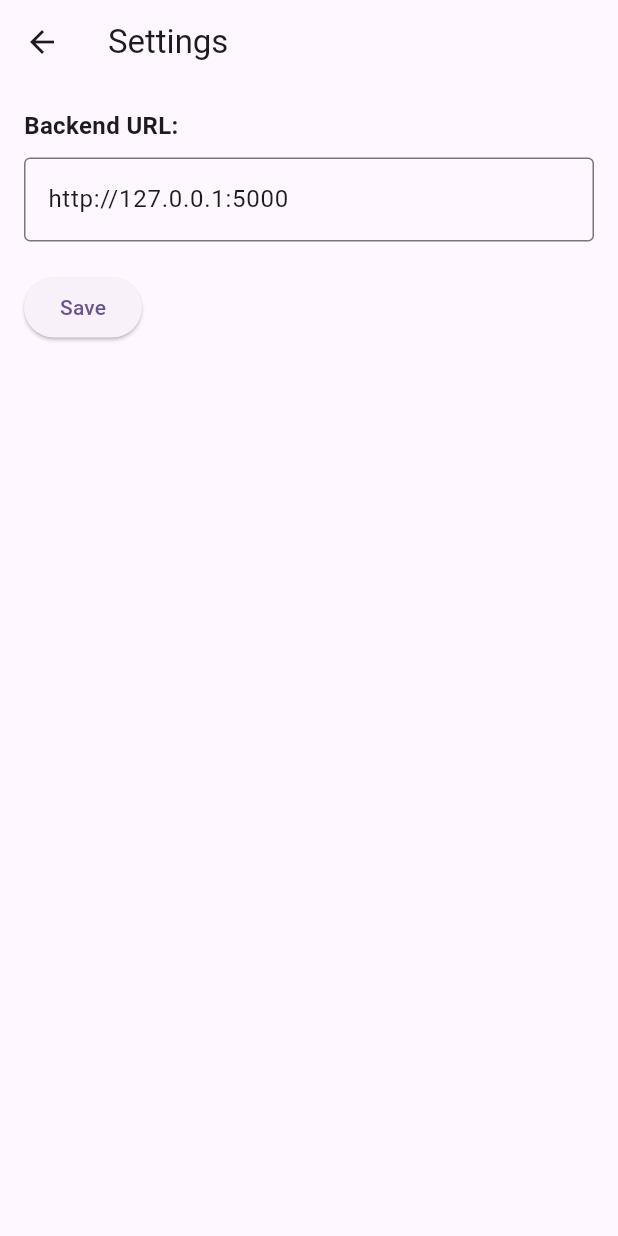
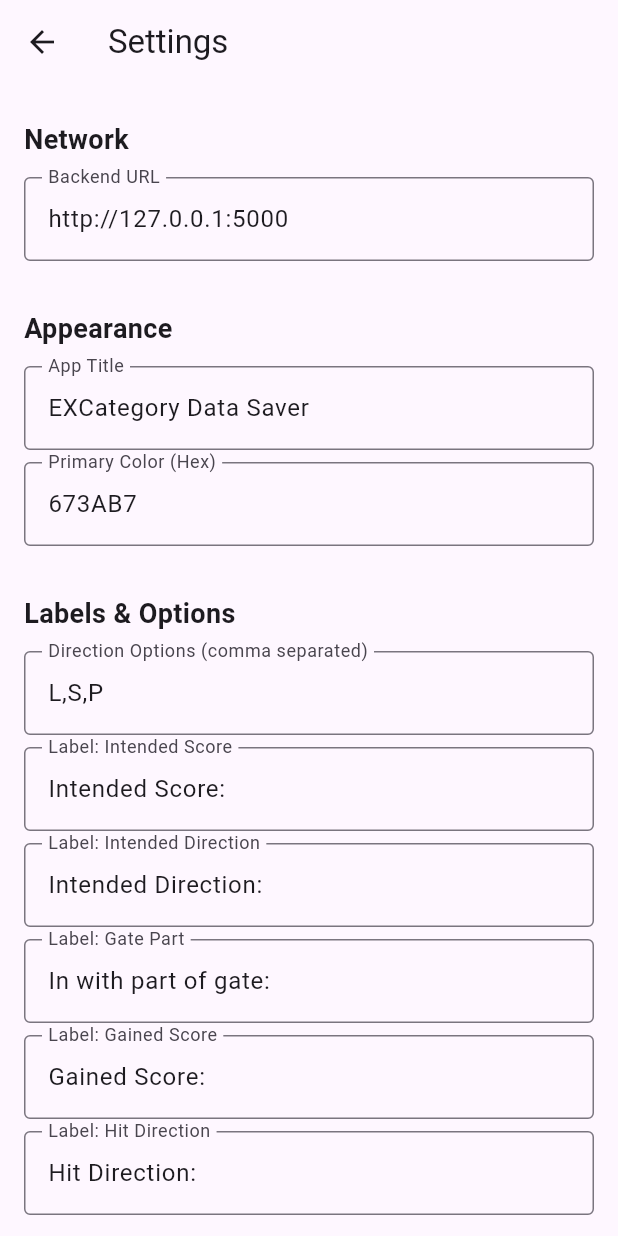
Before and after one commit to Thechopsee/exdata_collector, a Flutter app: the SettingsScreen screen opened directly, on a phone screen of 412 x 824 dp. Run offline on Flutter 3.47's test engine with Material 3 defaults, Android fonts, the phone set to English and light mode, and no system bars; our stand-ins replace shared_preferences; accounts and stored records are empty.

Commit message:
Implement customizable colors and text labels with a preview example in the settings screen.
- Created ConfigProvider singleton to manage application-wide configuration.
- Extended SettingsManager to persist app title, primary color, and various UI labels.
- Updated main.dart to dynamically set theme and app title.
- Refactored addNewScoreScreen.dart to use configurable labels and direction options.
- Enhanced SettingsScreen with fields for all configurations and a live preview section.

Co-authored-by: Thechopsee <74382107+Thechopsee@users.noreply.github.com>

```diff
--- /dev/null
+++ b/lib/Services/ConfigProvider.dart
@@ -0,0 +1,50 @@
+import 'package:flutter/material.dart';
+import 'SettingsManager.dart';
+
+class ConfigProvider {
+  static final ConfigProvider _instance = ConfigProvider._internal();
+  factory ConfigProvider() => _instance;
+  ConfigProvider._internal();
+
+  static ConfigProvider get instance => _instance;
+
+  String appTitle = 'EXCategory Data Saver';
+  Color primaryColor = Colors.deepPurple;
+
+  String labelIntendedScore = 'Intended Score:';
+  String labelIntendedDirection = 'Intended Direction:';
+  String labelGatePart = 'In with part of gate:';
+  String labelGainedScore = 'Gained Score:';
+  String labelHitDirection = 'Hit Direction:';
+
+  List<String> directionOptions = ['L', 'S', 'P'];
+
+  Future<void> initialize() async {
+    final settings = await SettingsManager.getInstance();
+
+    appTitle = await settings.getAppTitle();
+    primaryColor = _parseColor(await settings.getPrimaryColorHex());
+
+    labelIntendedScore = await settings.getLabelIntendedScore();
+    labelIntendedDirection = await settings.getLabelIntendedDirection();
+    labelGatePart = await settings.getLabelGatePart();
+    labelGainedScore = await settings.getLabelGainedScore();
+    labelHitDirection = await settings.getLabelHitDirection();
+
+    directionOptions = await settings.getDirectionOptions();
+  }
+
+  Color _parseColor(String hex) {
+    try {
+      if (hex.startsWith('#')) {
+        hex = hex.substring(1);
+      }
+      if (hex.length == 6) {
+        hex = 'FF' + hex;
+      }
+      return Color(int.parse(hex, radix: 16));
+    } catch (e) {
+      return Colors.deepPurple;
+    }
+  }
+}
--- a/lib/Services/SettingsManager.dart
+++ b/lib/Services/SettingsManager.dart
@@ -2,6 +2,15 @@ import 'package:shared_preferences/shared_preferences.dart';
 
 class SettingsManager {
   static const String _backendUrlKey = 'backend_url';
+  static const String _appTitleKey = 'app_title';
+  static const String _primaryColorHexKey = 'primary_color_hex';
+  static const String _directionOptionsKey = 'direction_options';
+  static const String _labelIntendedScoreKey = 'label_intended_score';
+  static const String _labelIntendedDirectionKey = 'label_intended_direction';
+  static const String _labelGatePartKey = 'label_gate_part';
+  static const String _labelGainedScoreKey = 'label_gained_score';
+  static const String _labelHitDirectionKey = 'label_hit_direction';
+
   static SettingsManager? _instance;
   static SharedPreferences? _prefs;
 
@@ -23,6 +32,70 @@ class SettingsManager {
     return _prefs?.getString(_backendUrlKey) ?? 'http://127.0.0.1:5000';
   }
 
+  Future<void> setAppTitle(String title) async {
+    await _prefs?.setString(_appTitleKey, title);
+  }
+
+  Future<String> getAppTitle() async {
+    return _prefs?.getString(_appTitleKey) ?? 'EXCategory Data Saver';
+  }
+
+  Future<void> setPrimaryColorHex(String hex) async {
+    await _prefs?.setString(_primaryColorHexKey, hex);
+  }
+
+  Future<String> getPrimaryColorHex() async {
+    return _prefs?.getString(_primaryColorHexKey) ?? '673AB7'; // Colors.deepPurple hex
+  }
+
+  Future<void> setDirectionOptions(List<String> options) async {
+    await _prefs?.setStringList(_directionOptionsKey, options);
+  }
+
+  Future<List<String>> getDirectionOptions() async {
+    return _prefs?.getStringList(_directionOptionsKey) ?? ['L', 'S', 'P'];
+  }
+
+  Future<void> setLabelIntendedScore(String label) async {
+    await _prefs?.setString(_labelIntendedScoreKey, label);
+  }
+
+  Future<String> getLabelIntendedScore() async {
+    return _prefs?.getString(_labelIntendedScoreKey) ?? 'Intended Score:';
+  }
+
+  Future<void> setLabelIntendedDirection(String label) async {
+    await _prefs?.setString(_labelIntendedDirectionKey, label);
+  }
+
+  Future<String> getLabelIntendedDirection() async {
+    return _prefs?.getString(_labelIntendedDirectionKey) ?? 'Intended Direction:';
+  }
+
+  Future<void> setLabelGatePart(String label) async {
+    await _prefs?.setString(_labelGatePartKey, label);
+  }
+
+  Future<String> getLabelGatePart() async {
+    return _prefs?.getString(_labelGatePartKey) ?? 'In with part of gate:';
+  }
+
+  Future<void> setLabelGainedScore(String label) async {
+    await _prefs?.setString(_labelGainedScoreKey, label);
+  }
+
+  Future<String> getLabelGainedScore() async {
+    return _prefs?.getString(_labelGainedScoreKey) ?? 'Gained Score:';
+  }
+
+  Future<void> setLabelHitDirection(String label) async {
+    await _prefs?.setString(_labelHitDirectionKey, label);
+  }
+
+  Future<String> getLabelHitDirection() async {
+    return _prefs?.getString(_labelHitDirectionKey) ?? 'Hit Direction:';
+  }
+
   Future<void> clearAllSettings() async {
     await _prefs?.clear();
   }
--- a/lib/settingsScreen.dart
+++ b/lib/settingsScreen.dart
@@ -10,6 +10,15 @@ class SettingsScreen extends StatefulWidget {
 
 class _SettingsScreenState extends State<SettingsScreen> {
   final TextEditingController _urlController = TextEditingController();
+  final TextEditingController _titleController = TextEditingController();
+  final TextEditingController _colorController = TextEditingController();
+  final TextEditingController _optionsController = TextEditingController();
+  final TextEditingController _labelIntendedScoreController = TextEditingController();
+  final TextEditingController _labelIntendedDirectionController = TextEditingController();
+  final TextEditingController _labelGatePartController = TextEditingController();
+  final TextEditingController _labelGainedScoreController = TextEditingController();
+  final TextEditingController _labelHitDirectionController = TextEditingController();
+
   late SettingsManager _settingsManager;
 
   @override
@@ -20,34 +29,63 @@ class _SettingsScreenState extends State<SettingsScreen> {
 
   void _initializeSettings() async {
     _settingsManager = await SettingsManager.getInstance();
-    _loadCurrentUrl();
+    _loadSettings();
   }
 
-  void _loadCurrentUrl() async {
+  void _loadSettings() async {
     String url = await _settingsManager.getBackendUrl();
+    String title = await _settingsManager.getAppTitle();
+    String color = await _settingsManager.getPrimaryColorHex();
+    List<String> options = await _settingsManager.getDirectionOptions();
+    String lIntScore = await _settingsManager.getLabelIntendedScore();
+    String lIntDir = await _settingsManager.getLabelIntendedDirection();
+    String lGate = await _settingsManager.getLabelGatePart();
+    String lGainScore = await _settingsManager.getLabelGainedScore();
+    String lHitDir = await _settingsManager.getLabelHitDirection();
+
     setState(() {
       _urlController.text = url;
+      _titleController.text = title;
+      _colorController.text = color;
+      _optionsController.text = options.join(',');
+      _labelIntendedScoreController.text = lIntScore;
+      _labelIntendedDirectionController.text = lIntDir;
+      _labelGatePartController.text = lGate;
+      _labelGainedScoreController.text = lGainScore;
+      _labelHitDirectionController.text = lHitDir;
     });
   }
 
   @override
   void dispose() {
     _urlController.dispose();
+    _titleController.dispose();
+    _colorController.dispose();
+    _optionsController.dispose();
+    _labelIntendedScoreController.dispose();
+    _labelIntendedDirectionController.dispose();
+    _labelGatePartController.dispose();
+    _labelGainedScoreController.dispose();
+    _labelHitDirectionController.dispose();
     super.dispose();
   }
 
-  void _saveUrl() async {
-    String url = _urlController.text.trim();
-    if (url.isNotEmpty) {
-      await _settingsManager.setBackendUrl(url);
-      ScaffoldMessenger.of(context).showSnackBar(
-        const SnackBar(content: Text('Backend URL saved successfully')),
-      );
-    } else {
-      ScaffoldMessenger.of(context).showSnackBar(
-        const SnackBar(content: Text('Please enter a valid URL')),
-      );
-    }
+  void _saveSettings() async {
+    await _settingsManager.setBackendUrl(_urlController.text.trim());
+    await _settingsManager.setAppTitle(_titleController.text.trim());
+    await _settingsManager.setPrimaryColorHex(_colorController.text.trim());
+    await _settingsManager.setDirectionOptions(
+      _optionsController.text.split(',').map((e) => e.trim()).where((e) => e.isNotEmpty).toList(),
+    );
+    await _settingsManager.setLabelIntendedScore(_labelIntendedScoreController.text.trim());
+    await _settingsManager.setLabelIntendedDirection(_labelIntendedDirectionController.text.trim());
+    await _settingsManager.setLabelGatePart(_labelGatePartController.text.trim());
+    await _settingsManager.setLabelGainedScore(_labelGainedScoreController.text.trim());
+    await _settingsManager.setLabelHitDirection(_labelHitDirectionController.text.trim());
+
+    ScaffoldMessenger.of(context).showSnackBar(
+      const SnackBar(content: Text('Settings saved successfully. Restart app to see full changes.')),
+    );
   }
 
   @override
@@ -56,31 +94,105 @@ class _SettingsScreenState extends State<SettingsScreen> {
       appBar: AppBar(
         title: const Text('Settings'),
       ),
-      body: Padding(
+      body: SingleChildScrollView(
         padding: const EdgeInsets.all(16.0),
         child: Column(
           crossAxisAlignment: CrossAxisAlignment.start,
           children: [
-            const Text(
-              'Backend URL:',
-              style: TextStyle(fontSize: 16, fontWeight: FontWeight.bold),
-            ),
-            const SizedBox(height: 10),
-            TextFormField(
-              controller: _urlController,
-              decoration: const InputDecoration(
-                hintText: 'http://127.0.0.1:5000',
-                border: OutlineInputBorder(),
+            _buildSectionTitle('Network'),
+            _buildTextField('Backend URL', _urlController, 'http://127.0.0.1:5000'),
+            const SizedBox(height: 20),
+
+            _buildSectionTitle('Appearance'),
+            _buildTextField('App Title', _titleController, 'EXCategory Data Saver'),
+            _buildTextField('Primary Color (Hex)', _colorController, '673AB7'),
+            const SizedBox(height: 20),
+
+            _buildSectionTitle('Labels & Options'),
+            _buildTextField('Direction Options (comma separated)', _optionsController, 'L,S,P'),
+            _buildTextField('Label: Intended Score', _labelIntendedScoreController, 'Intended Score:'),
+            _buildTextField('Label: Intended Direction', _labelIntendedDirectionController, 'Intended Direction:'),
+            _buildTextField('Label: Gate Part', _labelGatePartController, 'In with part of gate:'),
+            _buildTextField('Label: Gained Score', _labelGainedScoreController, 'Gained Score:'),
+            _buildTextField('Label: Hit Direction', _labelHitDirectionController, 'Hit Direction:'),
+            const SizedBox(height: 20),
+
+            _buildSectionTitle('Preview Example'),
+            Container(
+              padding: const EdgeInsets.all(12),
+              decoration: BoxDecoration(
+                border: Border.all(color: Colors.grey),
+                borderRadius: BorderRadius.circular(8),
+              ),
+              child: Column(
+                crossAxisAlignment: CrossAxisAlignment.start,
+                children: [
+                  Text(
+                    _titleController.text,
+                    style: TextStyle(
+                      fontSize: 18,
+                      fontWeight: FontWeight.bold,
+                      color: _parseColor(_colorController.text),
+                    ),
+                  ),
+                  const Divider(),
+                  Text(_labelIntendedScoreController.text),
+                  const SizedBox(height: 4),
+                  Row(
+                    children: _optionsController.text.split(',').map((e) => Padding(
+                      padding: const EdgeInsets.only(right: 8.0),
+                      child: Chip(label: Text(e.trim())),
+                    )).toList(),
+                  ),
+                ],
               ),
             ),
-            const SizedBox(height: 20),
-            ElevatedButton(
-              onPressed: _saveUrl,
-              child: const Text('Save'),
+            const SizedBox(height: 30),
+
+            Center(
+              child: ElevatedButton(
+                onPressed: _saveSettings,
+                child: const Text('Save All Settings'),
+              ),
             ),
           ],
         ),
       ),
     );
   }
+
+  Widget _buildSectionTitle(String title) {
+    return Padding(
+      padding: const EdgeInsets.symmetric(vertical: 8.0),
+      child: Text(
+        title,
+        style: const TextStyle(fontSize: 18, fontWeight: FontWeight.bold),
+      ),
+    );
+  }
+
+  Widget _buildTextField(String label, TextEditingController controller, String hint) {
+    return Padding(
+      padding: const EdgeInsets.symmetric(vertical: 4.0),
+      child: TextFormField(
+        controller: controller,
+        onChanged: (val) => setState(() {}),
+        decoration: InputDecoration(
+          labelText: label,
+          hintText: hint,
+          border: const OutlineInputBorder(),
+        ),
+      ),
+    );
+  }
+
+  Color _parseColor(String hex) {
+    try {
+      if (hex.startsWith('#')) hex = hex.substring(1);
+      if (hex.length == 6) hex = 'FF' + hex;
+      return Color(int.parse(hex, radix: 16));
+    } catch (e) {
+      return Colors.deepPurple;
+    }
+  }
 }
```
Also changed, not shown: lib/addNewScoreScreen.dart (+12 -8 lines), lib/main.dart (+7 -4 lines).
